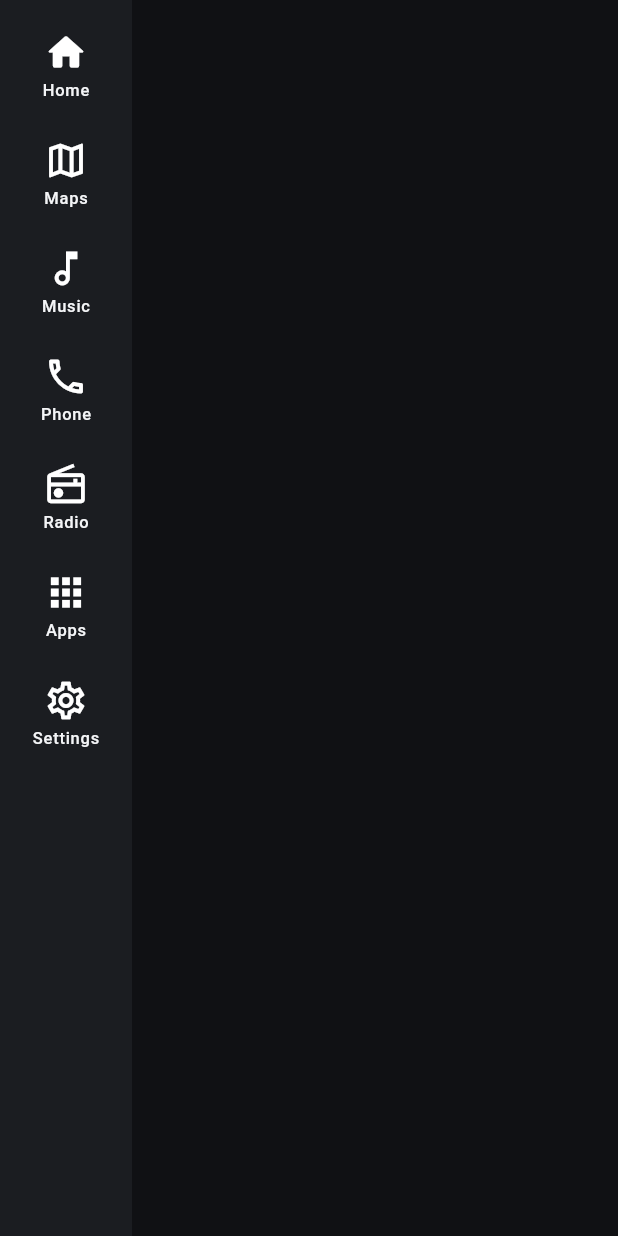
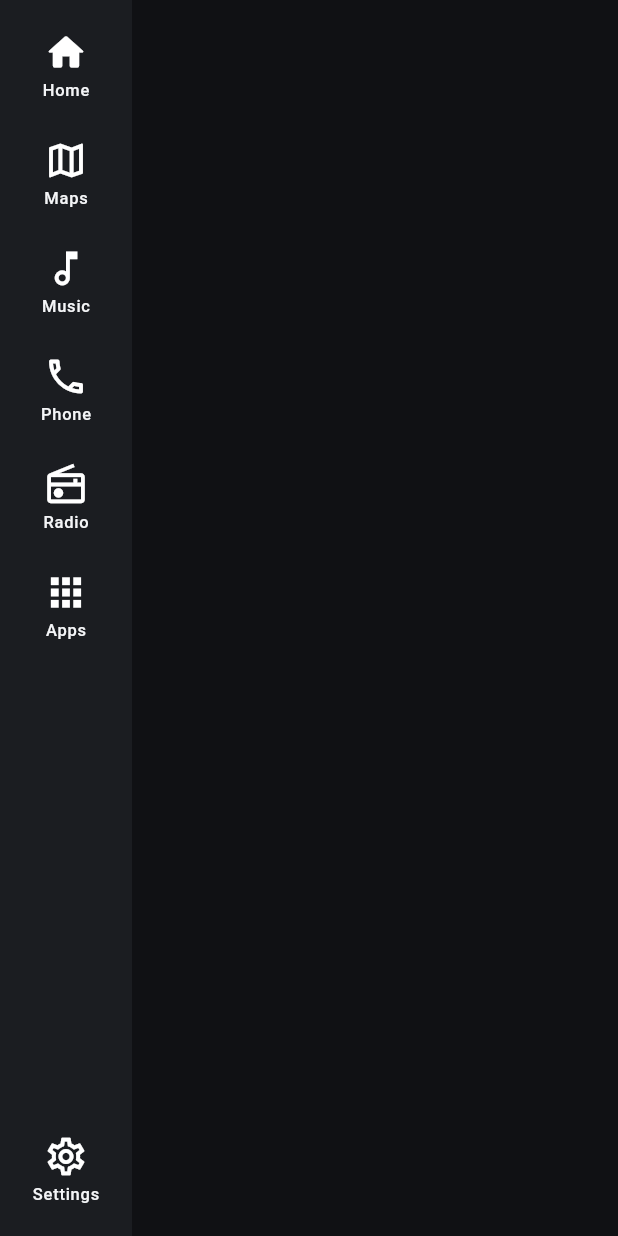
Before and after one commit to syedarhamraza/swift-drive, a Flutter app: the Dock widget shown alone on an empty page, opened directly, on a phone screen of 412 x 824 dp. Run offline on Flutter 3.47's test engine with Material 3 defaults, Android fonts, the phone set to English and light mode, and no system bars; our stand-ins replace flutter_riverpod, flutter_tts, shared_preferences; missing offline and left inert: maplibre_gl; accounts and stored records are empty.

Commit message:
Pin Settings in the dock, cut idle map redraws, measure performance, build release
- Dock: Settings sits outside the scrolling list so it stays reachable when the user pins more apps
  than fit; regression test at 683x400 dp with 9 entries.
- Map: skip near-duplicate location pushes (3 m / 10 deg) and keep the puck fresh with one push every
  25 s; idle CPU on the emulator 15.9 % -> 8.4 % of a core.
- Performance mode now also stops the per-second media progress tick, as Settings promised.
- Debug/profile builds show frames per 10 s on Diagnostics (vivo throttles logcat).
- docs: PERFORMANCE.md with phone and emulator numbers and APK sizes; TESTING and COMPATIBILITY
  updated with the phone results and the emulator SwiftShader limitation; new dashboard screenshot.

Co-Authored-By: Claude Opus 5.5 <noreply@anthropic.com>

```diff
--- a/lib/core/logging/app_log.dart
+++ b/lib/core/logging/app_log.dart
@@ -37,7 +37,7 @@ abstract final class AppLog {
   static void _add(LogLevel level, String tag, String message) {
     if (_entries.length == capacity) _entries.removeFirst();
     _entries.add(LogEntry(level, tag, message));
-    if (kDebugMode) debugPrint('[${level.name}] $tag: $message');
+    if (!kReleaseMode) debugPrint('[${level.name}] $tag: $message');
   }
 
   static void clear() => _entries.clear();
--- a/lib/features/dashboard/ui/dock.dart
+++ b/lib/features/dashboard/ui/dock.dart
@@ -57,19 +57,15 @@ class Dock extends ConsumerWidget {
 
   @override
   Widget build(BuildContext context, WidgetRef ref) {
+    // Settings is pinned at the end, outside the scrolling part, so it stays reachable even when the user
+    // removed it from the dock or added more entries than fit.
     final entries = ref
         .watch(settingsProvider.select((s) => s.dock))
         .map(DockEntry.parse)
         .nonNulls
+        .where((e) => !(e is BuiltinEntry && e.id == 'settings'))
         .toList();
-    final hasSettings = entries.any(
-      (e) => e is BuiltinEntry && e.id == 'settings',
-    );
-    final shown = [
-      ...entries,
-      // Settings must always be reachable, even if the user removed it from the dock.
-      if (!hasSettings) const BuiltinEntry('settings'),
-    ];
+    const padding = EdgeInsets.all(SdSpace.sm);
     return Material(
       color: Theme.of(context).colorScheme.surface,
       child: SafeArea(
@@ -83,16 +79,38 @@ class Dock extends ConsumerWidget {
               // Shrink buttons so the whole dock fits (e.g. 1024x600 at hdpi is only ~400 dp tall); below the
               // minimum touch target the dock scrolls instead.
               final main = vertical ? box.maxHeight : box.maxWidth;
-              final extent = ((main - 2 * SdSpace.sm) / shown.length).clamp(
-                SdSize.minTarget,
-                72.0,
-              );
-              return ListView(
-                scrollDirection: vertical ? Axis.vertical : Axis.horizontal,
-                padding: const EdgeInsets.all(SdSpace.sm),
+              final extent = ((main - 2 * SdSpace.sm) / (entries.length + 1))
+                  .clamp(SdSize.minTarget, 72.0);
+              final axis = vertical ? Axis.vertical : Axis.horizontal;
+              return Flex(
+                direction: axis,
                 children: [
-                  for (final e in shown)
-                    _DockButton(entry: e, extent: extent, vertical: vertical),
+                  Expanded(
+                    child: ListView(
+                      scrollDirection: axis,
+                      padding: vertical
+                          ? padding.copyWith(bottom: 0)
+                          : padding.copyWith(right: 0),
+                      children: [
+                        for (final e in entries)
+                          _DockButton(
+                            entry: e,
+                            extent: extent,
+                            vertical: vertical,
+                          ),
+                      ],
+                    ),
+                  ),
+                  Padding(
+                    padding: vertical
+                        ? padding.copyWith(top: 0)
+                        : padding.copyWith(left: 0),
+                    child: _DockButton(
+                      entry: const BuiltinEntry('settings'),
+                      extent: extent,
+                      vertical: vertical,
+                    ),
+                  ),
                 ],
               );
             },
--- a/lib/features/diagnostics/ui/diagnostics_screen.dart
+++ b/lib/features/diagnostics/ui/diagnostics_screen.dart
@@ -216,7 +216,8 @@ class _DebugMetrics extends ConsumerWidget {
       subtitle: Text(
         'Last $frames frames: build ${build.toStringAsFixed(1)} ms, raster ${raster.toStringAsFixed(1)} ms, $slow over 16 ms\n'
         'First frame: ${PerfMetrics.firstFrameTime?.inMilliseconds ?? '–'} ms · '
-        'Map style load: ${PerfMetrics.mapInitTime?.inMilliseconds ?? '–'} ms · Media sessions: $sessions',
+        'Map style load: ${PerfMetrics.mapInitTime?.inMilliseconds ?? '–'} ms · Media sessions: $sessions\n'
+        'Frames per 10 s (oldest first): ${PerfMetrics.framesPer10s.join(', ')}',
       ),
     );
   }
--- a/lib/features/media/ui/media_card.dart
+++ b/lib/features/media/ui/media_card.dart
@@ -225,7 +225,8 @@ class _NowPlaying extends ConsumerWidget {
 }
 
 /// Progress extrapolated locally from the last reported position. Ticks once a second, only while
-/// playing and visible (TickerMode is off when a route covers the dashboard).
+/// playing and visible (TickerMode is off when a route covers the dashboard) and not in performance mode,
+/// where it moves only when the player reports a new position.
 class _Progress extends ConsumerStatefulWidget {
   const _Progress({required this.session});
 
@@ -246,6 +247,7 @@ class _ProgressState extends ConsumerState<_Progress> {
       if (mounted &&
           widget.session.isPlaying &&
           TickerMode.valuesOf(context).enabled &&
+          !ref.read(settingsProvider).performanceMode &&
           _dragValue == null) {
         setState(() {});
       }
```
Also changed, not shown: lib/core/perf/perf_metrics.dart (+14 -0 lines), lib/features/maps/ui/map_panel.dart (+24 -2 lines), 5 other files.
